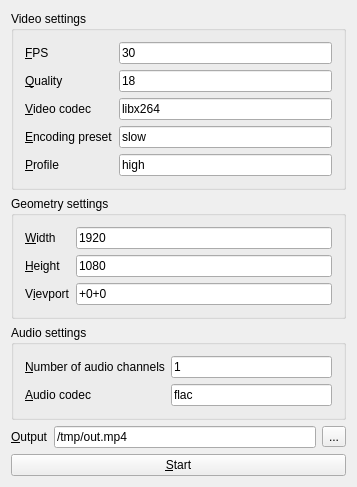
vt4a2h/Screencaster, file MainWindow.ui: the form before one commit.
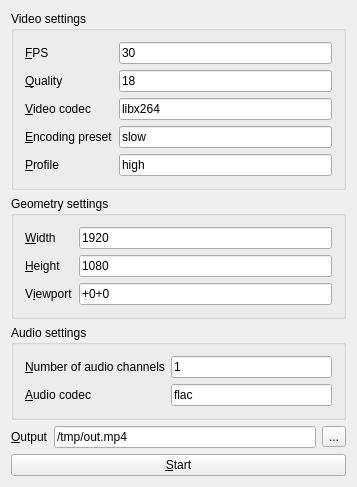
The form after the commit.

```diff
--- a/MainWindow.ui
+++ b/MainWindow.ui
@@ -173,7 +173,7 @@
        <item row="2" column="0">
         <widget class="QLabel" name="label_10">
          <property name="text">
-          <string>V&amp;ievport</string>
+          <string>V&amp;iewport</string>
          </property>
          <property name="buddy">
           <cstring>leViewport</cstring>
```
